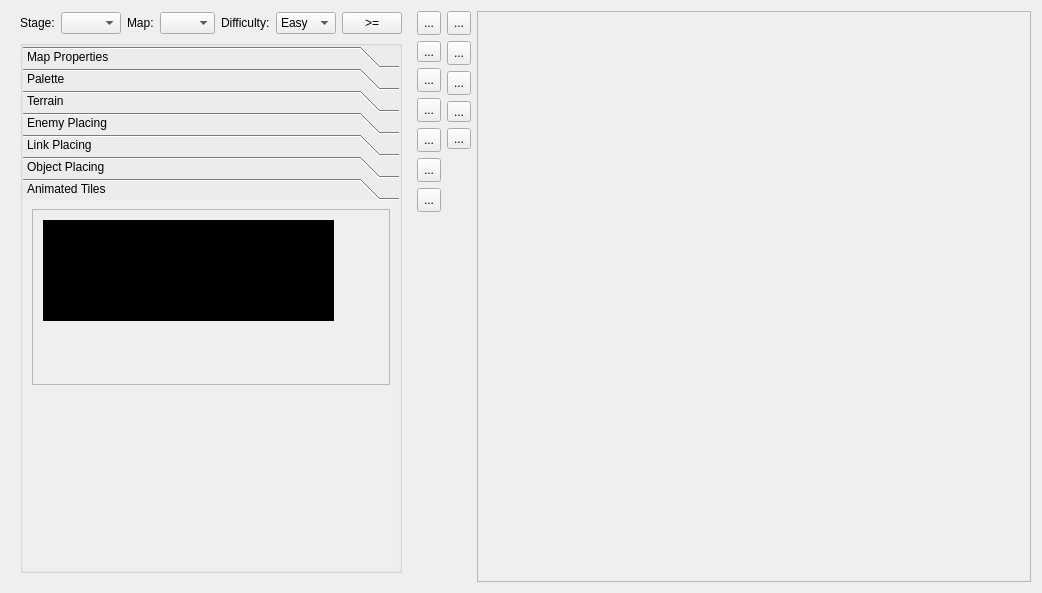
Qt form editor/mainwindow_tab/map_tab.ui (protoman/rockbot) before a commit.
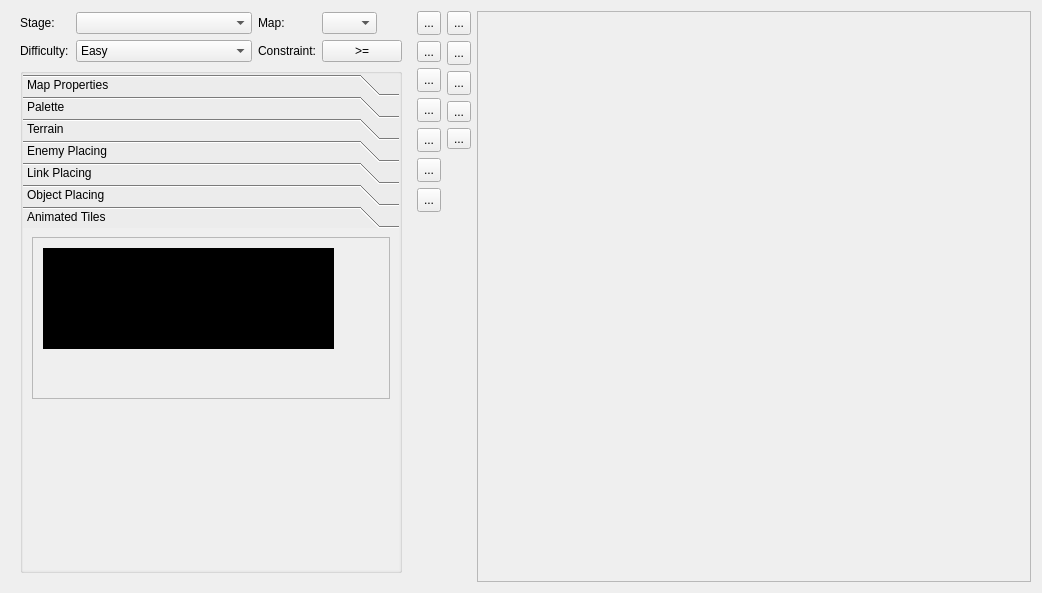
The same form after that commit. The open tabs and pages were chosen to show the change. Icons and pictures are not drawn. Custom widgets are drawn as their Qt base class.

```diff
--- a/editor/mainwindow_tab/map_tab.ui
+++ b/editor/mainwindow_tab/map_tab.ui
@@ -79,7 +79,17 @@
           </property>
          </widget>
         </item>
-        <item row="0" column="5">
+        <item row="0" column="1">
+         <widget class="QComboBox" name="stageListCombo"/>
+        </item>
+        <item row="1" column="0">
+         <widget class="QLabel" name="label_19">
+          <property name="text">
+           <string>Difficulty:</string>
+          </property>
+         </widget>
+        </item>
+        <item row="1" column="1">
          <widget class="QComboBox" name="difficulty_comboBox">
           <property name="currentIndex">
            <number>0</number>
@@ -101,23 +111,20 @@
           </item>
          </widget>
         </item>
-        <item row="0" column="4">
-         <widget class="QLabel" name="label_19">
-          <property name="text">
-           <string>Difficulty:</string>
-          </property>
-         </widget>
-        </item>
-        <item row="0" column="1">
-         <widget class="QComboBox" name="stageListCombo"/>
-        </item>
-        <item row="0" column="6">
+        <item row="1" column="3">
          <widget class="QPushButton" name="difficultyMode_pushButton">
           <property name="text">
            <string>&gt;=</string>
           </property>
          </widget>
         </item>
+        <item row="1" column="2">
+         <widget class="QLabel" name="label_20">
+          <property name="text">
+           <string>Constraint:</string>
+          </property>
+         </widget>
+        </item>
        </layout>
       </item>
       <item>
@@ -1046,7 +1053,7 @@
               <x>0</x>
               <y>0</y>
               <width>376</width>
-              <height>358</height>
+              <height>330</height>
              </rect>
             </property>
             <attribute name="label">
@@ -1064,7 +1071,7 @@
                   <x>0</x>
                   <y>0</y>
                   <width>356</width>
-                  <height>165</height>
+                  <height>151</height>
                  </rect>
                 </property>
                 <widget class="animTilePalette" name="animTilePaletteWidget" native="true">
```
Left out of the diff: 10 changed lines with no effect on the pictures.
